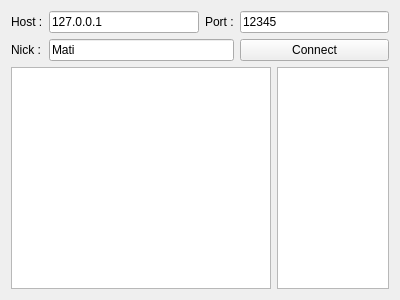
The window that Client/Forms/View.ui (MateuszGierczak/Communicator) describes before a commit, drawn with Qt 5.
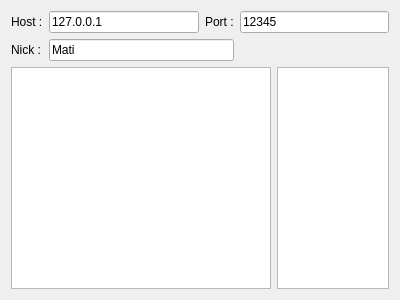
The same window after the commit.

Commit message: Add button for disconnecting client

Diff of the .ui file:
```diff
--- a/Client/Forms/View.ui
+++ b/Client/Forms/View.ui
@@ -59,13 +59,6 @@
         </property>
        </widget>
       </item>
-      <item row="1" column="3">
-       <widget class="QPushButton" name="connectPushButton">
-        <property name="text">
-         <string>Connect</string>
-        </property>
-       </widget>
-      </item>
      </layout>
     </item>
     <item>
```
The commit also changes 2 other files.
